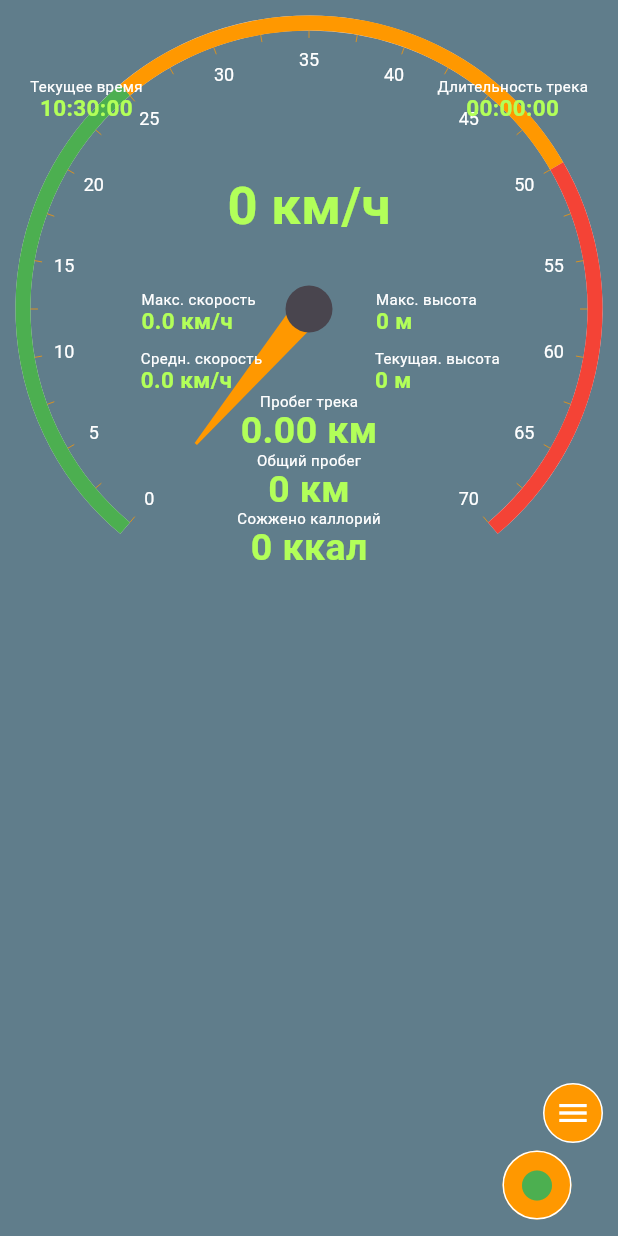
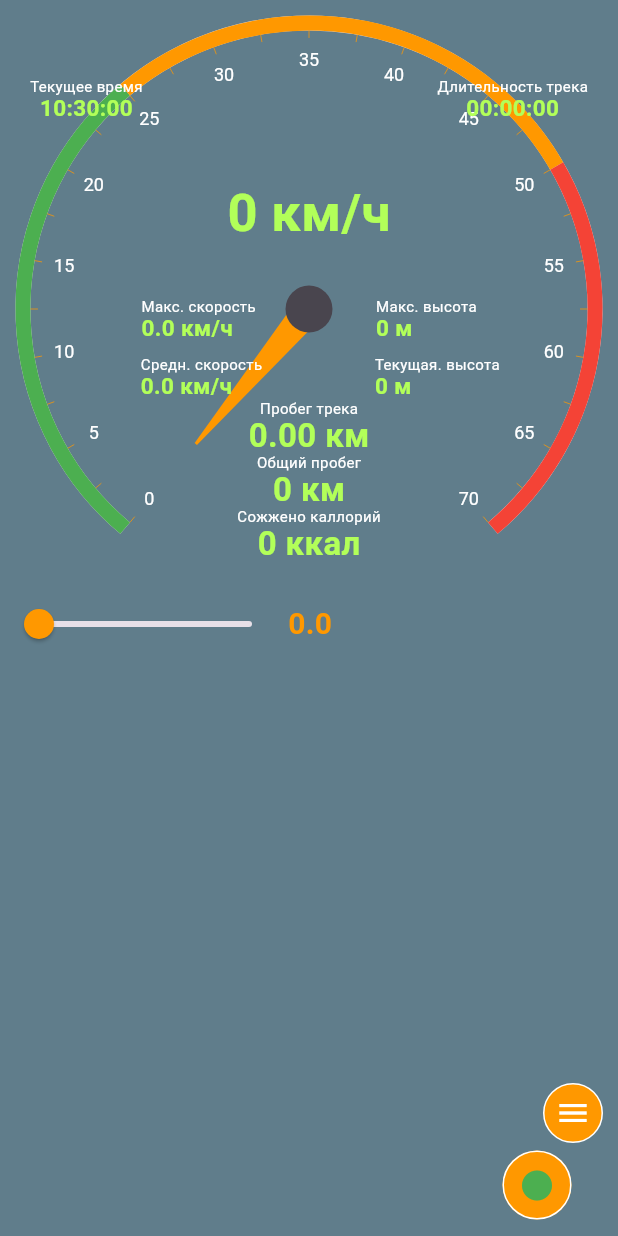
Before and after one commit to FeofanGreek/biketracker, a Flutter app: the screen it shows after launch, on a phone screen of 412 x 824 dp. Run offline on Flutter 3.47's test engine with Material 3 defaults, Android fonts, the phone set to English and light mode, and no system bars; drawn by our look-alikes of fl_chart, syncfusion_flutter_gauges; our stand-ins replace audioplayers, auto_size_text, flutter_map, geolocator, go_router, latlong2 and 5 more; missing offline and left inert: dart:html, flutter_background, flutter_verification_code, flutter_webrtc, vector_map_tiles; accounts and stored records are empty.

```diff
--- a/lib/main.dart
+++ b/lib/main.dart
@@ -7,12 +7,12 @@ import 'package:biketracker/screens/graphics_view.dart';
 import 'package:biketracker/screens/table_view.dart';
 import 'package:biketracker/utils.dart';
 import 'package:biketracker/variables.dart';
+import 'package:biketracker/widgets/speed_limit.dart';
 import 'package:flutter/foundation.dart';
 import 'package:flutter/material.dart';
 import 'package:flutter/services.dart';
 import 'package:flutter_webrtc/flutter_webrtc.dart';
 import 'package:intl/intl.dart';
-import 'package:motion_sensors/motion_sensors.dart';
 import 'package:shared_preferences/shared_preferences.dart';
 import 'package:flutter_localizations/flutter_localizations.dart';
 import 'package:wakelock_plus/wakelock_plus.dart';
@@ -24,6 +24,7 @@ import 'package:go_router/go_router.dart';
 import 'dart:core';
 import 'package:flutter_background/flutter_background.dart';
 
+import 'p2p/main_video_call.dart';
 import 'p2p/src/call_sample/call_sample.dart';
 
 
@@ -149,20 +150,21 @@ class MyApp extends StatelessWidget {
         Locale('ru', ''),
 
       ],
-      home: const MyHomePage()
+      home: const MainPage()
+        //home: const P2PApp()
     );
   }
 }
 
-class MyHomePage extends StatefulWidget {
-  const MyHomePage({super.key,});
+class MainPage extends StatefulWidget {
+  const MainPage({super.key,});
 
   @override
-  State<MyHomePage> createState() => MyHomePageState();
+  State<MainPage> createState() => MainPageState();
 }
 
-class MyHomePageState extends State<MyHomePage> with WidgetsBindingObserver {
-  static late MyHomePageState instance;
+class MainPageState extends State<MainPage> with WidgetsBindingObserver {
+  static late MainPageState instance;
   double screenWidth = 0.0;
   bool showCart = true;
 
@@ -194,16 +196,6 @@ showSnack() {
   void initState() {
     viewTunes.initTunes();
     WidgetsBinding.instance.addObserver(this);
-
-    ///ориентация телефона
-    motionSensors.screenOrientation.listen((ScreenOrientationEvent event) {
-      event.angle == 0 || event.angle == 180 || event.angle == -180.0 ?
-      portrait = true : portrait = false;
-      if (kDebugMode) {
-        debugPrint(event.angle.toString());
-      }
-      setter();
-    });
 
   instance = this;
   ///проверить доступ к геолокаци
@@ -263,19 +255,24 @@ showSnack() {
   @override
   Widget build(BuildContext context) {
     screenWidth = MediaQuery.of(context).size.width;
+    final Orientation orientation = MediaQuery.of(context).orientation;
+    portrait = orientation == Orientation.portrait;
     return Scaffold(
       backgroundColor: Colors.blueGrey,
       body: viewTunes.mapTable == 0 ? Stack(
         children: [
           GraphicsView(),
-          const Buttons()
+          const Buttons(),
+          Positioned(
+            top: portrait ? MediaQuery.of(context).size.height / 2 - 20 : MediaQuery.of(context).size.height,
+              child: const SpeedControlSlider()),
 
         ],
       )
-          : Stack(
+          : const Stack(
           children: [
             TableView(),
-            const Buttons()
+            Buttons(),
 
           ],
       )
--- a/lib/map.dart
+++ b/lib/map.dart
@@ -80,7 +80,7 @@ class MapFlutterState extends State<MapFlutter> {
         options: MapOptions(
           onLongPress: (position, coords){
             trackModel.targetCoords = coords;
-            MyHomePageState.instance.setter();
+            MainPageState.instance.setter();
           },
             initialCenter: trackModel.currenLocation,
             initialZoom: 18,
--- a/lib/model.dart
+++ b/lib/model.dart
@@ -194,7 +194,7 @@ class Track{
       }catch(e){
         debugPrint(e.toString());
       }
-      MyHomePageState.instance.setter();
+      MainPageState.instance.setter();
   }
 
 }
--- a/lib/p2p/main_video_call.dart
+++ b/lib/p2p/main_video_call.dart
@@ -22,7 +22,7 @@ enum DialogDemoAction {
 
 class P2PAppState extends State<P2PApp> {
   List<RouteItem> items = [];
-  String _server = 'https://0.0.0.0:8086';
+  String _server = 'https://141.8.199.89:8086';
   late SharedPreferences _prefs;
 
   bool _datachannel = false;
@@ -111,12 +111,12 @@ class P2PAppState extends State<P2PApp> {
             ),
             actions: <Widget>[
               TextButton(
-                  child: const Text('CANCEL'),
+                  child: const Text('Сбросить'),
                   onPressed: () {
                     Navigator.pop(context, DialogDemoAction.cancel);
                   }),
               TextButton(
-                  child: const Text('CONNECT'),
+                  child: const Text('Ответить'),
                   onPressed: () {
                     Navigator.pop(context, DialogDemoAction.connect);
                   })
--- a/lib/screens/graphics_view.dart
+++ b/lib/screens/graphics_view.dart
@@ -9,19 +9,19 @@ class GraphicsView extends StatelessWidget {
 
   @override
   Widget build(BuildContext context) {
-    return MyHomePageState.instance.portrait ? Column(
+    return MainPageState.instance.portrait ? Column(
       children: [
         Speedometr(),
-        Expanded(
+        const Expanded(
           child: MapFlutter(),
         ),
         ///график отображать в портретной ориентации
-        if(MyHomePageState.instance.showCart) LineChartWidget()
+        if(MainPageState.instance.showCart) LineChartWidget()
       ],
     ) : Row(
       children: [
         Speedometr(),
-        Expanded(
+        const Expanded(
           child: MapFlutter(),
         )
       ],
--- a/lib/screens/speedometr.dart
+++ b/lib/screens/speedometr.dart
@@ -11,8 +11,8 @@ class Speedometr extends StatelessWidget {
   @override
   Widget build(BuildContext context) {
     return Container(
-      width: MyHomePageState.instance.portrait ? MediaQuery.of(context).size.width : MediaQuery.of(context).size.height,
-      height: MyHomePageState.instance.portrait ? MediaQuery.of(context).size.width : MediaQuery.of(context).size.height,
+      width: MainPageState.instance.portrait ? MediaQuery.of(context).size.width : MediaQuery.of(context).size.height,
+      height: MainPageState.instance.portrait ? MediaQuery.of(context).size.width : MediaQuery.of(context).size.height,
       color: Colors.blueGrey,
       child: Stack(
         children: [
@@ -83,25 +83,25 @@ class Speedometr extends StatelessWidget {
                                 Column(
                                   children: [
                                     const Text('Пробег трека',style: TextStyle(fontSize: 10, color:Colors.white)),
-                                    Text('${(trackModel.currentDistance! / 1000).toStringAsFixed(2)} км',style: const TextStyle(fontSize: 25,fontWeight: FontWeight.bold, height: 1, color: Colors.lightGreenAccent)),
+                                    Text('${(trackModel.currentDistance! / 1000).toStringAsFixed(2)} км',style: const TextStyle(fontSize: 22, fontWeight: FontWeight.bold, height: 1, color: Colors.lightGreenAccent)),
 
                                     const Text('Общий пробег',style: TextStyle(fontSize: 10, color:Colors.white)),
-                                    Text('${(trackModel.cumulativeDistance / 1000 ).round()} км',style: const TextStyle(fontSize: 25,fontWeight: FontWeight.bold, height: 1, color: Colors.lightGreenAccent)),
+                                    Text('${(trackModel.cumulativeDistance / 1000 ).round()} км',style: const TextStyle(fontSize: 22, fontWeight: FontWeight.bold, height: 1, color: Colors.lightGreenAccent)),
 
                                     const Text('Сожжено каллорий',style: TextStyle(fontSize: 10, color:Colors.white)),
-                                    Text('${trackModel.caloriesBurned.toStringAsFixed(0)} ккал',style: const TextStyle(fontSize: 25,fontWeight: FontWeight.bold, height: 1, color: Colors.lightGreenAccent)),
+                                    Text('${trackModel.caloriesBurned.toStringAsFixed(0)} ккал',style: const TextStyle(fontSize: 22, fontWeight: FontWeight.bold, height: 1, color: Colors.lightGreenAccent)),
 
                                   ],
                                 ),
-                                SizedBox(height: !MyHomePageState.instance.portrait ? MediaQuery.of(context).size.height /3.5 : MediaQuery.of(context).size.width /3.5,),
+                                SizedBox(height: !MainPageState.instance.portrait ? MediaQuery.of(context).size.height /3.5 : MediaQuery.of(context).size.width /3.5,),
                               ]),
                           angle: 90, positionFactor: 0.5
                       )]
                 )]),
           Positioned(
-            top: MyHomePageState.instance.portrait ? 50 : 10,
+            top: MainPageState.instance.portrait ? 50 : 10,
             child: SizedBox(
-              width: MyHomePageState.instance.portrait ? MediaQuery.of(context).size.width : MediaQuery.of(context).size.height,
+              width: MainPageState.instance.portrait ? MediaQuery.of(context).size.width : MediaQuery.of(context).size.height,
               child:Row(
                 mainAxisAlignment: MainAxisAlignment.center,
                 children: [
--- /dev/null
+++ b/lib/widgets/speed_limit.dart
@@ -0,0 +1,112 @@
+import 'dart:async';
+
+import 'package:flutter/material.dart';
+import 'package:audioplayers/audioplayers.dart';
+
+import '../main.dart';
+
+
+class SpeedControlSlider extends StatefulWidget {
+  const SpeedControlSlider({super.key});
+
+  @override
+  State<SpeedControlSlider> createState() => _SpeedControlSliderState();
+}
+
+class _SpeedControlSliderState extends State<SpeedControlSlider> {
+  double _maxSpeed = 0.0; // Initial maximum speed setting
+  final AudioPlayer _audioPlayer = AudioPlayer();
+  bool _isBeeping = false;
+
+late Timer speedTimer;
+
+  @override
+  void initState() {
+    super.initState();
+    speedTimer = Timer.periodic(Duration(seconds: 5), (v)=>_checkSpeed());
+    _checkSpeed(); // Initial check
+  }
+
+  @override
+  void dispose() {
+    _audioPlayer.dispose();
+    speedTimer.cancel();
+    super.dispose();
+  }
+
+  void _checkSpeed() {
+    // This function checks if the current speed exceeds the maximum speed
+    // and plays/stops the beep sound accordingly.
+    if (trackModel.speed < _maxSpeed && !_isBeeping) {
+      _startBeeping();
+    } else if (trackModel.speed >= _maxSpeed && _isBeeping) {
+      _stopBeeping();
+    }
+  }
+
+  void _startBeeping() async {
+    _isBeeping = true;
+    await _audioPlayer.setReleaseMode(ReleaseMode.loop);
+    await _audioPlayer.play(AssetSource('notif.wav'));
+    print('Speed limit exceeded! Beeping started.');
+  }
+
+  void _stopBeeping() async {
+    _isBeeping = false;
+    await _audioPlayer.stop();
+    print('Speed is now within limit. Beeping stopped.');
+  }
+
+  @override
+  Widget build(BuildContext context) {
+    return Column(
+      mainAxisAlignment: MainAxisAlignment.center,
+      children: [
+        // Text(
+        //   'Текущая скорость: ${trackModel.speed.toStringAsFixed(1)} км/ч',
+        //   style: const TextStyle(fontSize: 20),
+        // ),
+        // const SizedBox(height: 20),
+        // Text(
+        //   'Максимальная скорость: ${_maxSpeed.toStringAsFixed(1)} км/ч',
+        //   style: const TextStyle(fontSize: 20, fontWeight: FontWeight.bold),
+        // ),
+        Row(
+          children: [
+            Slider(
+              activeColor: Colors.orange,
+              value: _maxSpeed,
+              min: 0,
+              max: 200, // Adjust max value as needed
+              divisions: 200, // Gives 200 discrete steps
+              label: _maxSpeed.toStringAsFixed(1),
+              onChanged: (double newValue) {
+                setState(() {
+                  _maxSpeed = newValue;
+                  _checkSpeed(); // Re-check speed whenever the max speed changes
+                });
+              },
+            ),
+            Text(
+              _maxSpeed.toStringAsFixed(1),
+              style: const TextStyle(fontSize: 20, fontWeight: FontWeight.bold, color: Colors.orange),
+            ),
+          ],
+        ),
+        // const SizedBox(height: 20),
+        // // This button is just for demonstration to simulate changing currentSpeed
+        // ElevatedButton(
+        //   onPressed: () {
+        //     setState(() {
+        //       // Simulate increasing current speed
+        //       trackModel.speed += 10.0;
+        //       if (trackModel.speed > 150) trackModel.speed = 0.0; // Reset for demo
+        //       _checkSpeed();
+        //     });
+        //   },
+        //   child: const Text('Увеличить текущую скорость (для теста)'),
+        // ),
+      ],
+    );
+  }
+}
--- a/pubspec.yaml
+++ b/pubspec.yaml
@@ -16,7 +16,7 @@ publish_to: 'none' # Remove this line if you wish to publish to pub.dev
 # https://developer.apple.com/library/archive/documentation/General/Reference/InfoPlistKeyReference/Articles/CoreFoundationKeys.html
 # In Windows, build-name is used as the major, minor, and patch parts
 # of the product and file versions while build-number is used as the build suffix.
-version: 1.0.6+10
+version: 1.0.7+11
 
 environment:
   sdk: '>=3.0.3 <4.0.0'
@@ -53,7 +53,6 @@ dependencies:
   win32:
   wakelock_plus:
   mask_text_input_formatter:
-  motion_sensors:
   reorderables:
   fl_chart:
   flutter_webrtc:
@@ -62,6 +61,7 @@ dependencies:
   go_router:
   flutter_verification_code:
   auto_size_text:
+  audioplayers: ^6.5.0
 
 
 
@@ -115,6 +115,7 @@ flutter:
   # To add assets to your application, add an assets section, like this:
   assets:
     - asset/
+    - assets/
   #   - images/a_dot_burr.jpeg
   #   - images/a_dot_ham.jpeg
 
```
Also changed, not shown: lib/p2p/src/call_sample/call_sample.dart (+4 -4 lines), lib/p2p/src/widgets/screen_select_dialog.dart (+24 -28 lines), lib/screens/buttons.dart (+4 -4 lines), lib/screens/table_view.dart (+18 -18 lines), pubspec.lock, 12 other files.
